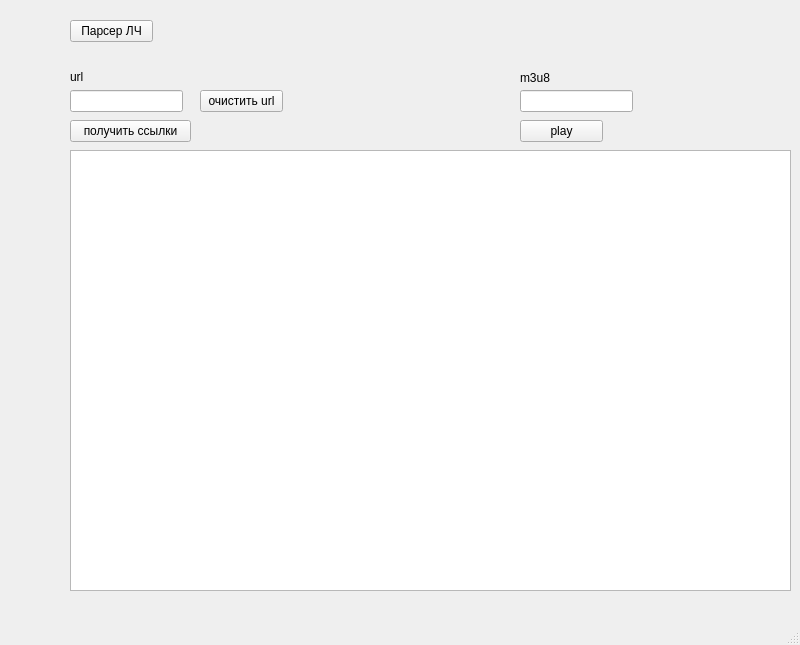
First picture: the form in mainwindow.ui, repository vcore486-afk/LiveTvGUI, before the edit.
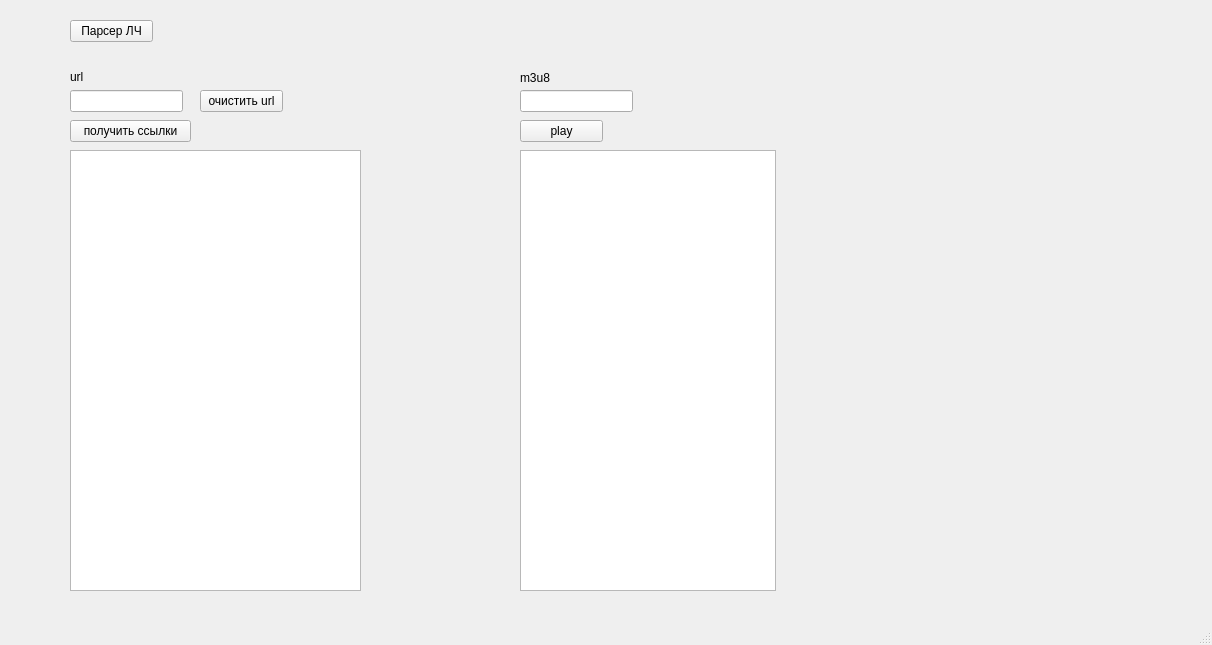
Second picture: the form after the edit. Icons and pictures are not drawn.

Commit message: добавлено новое поле для вывода ссылок 	изменено:      mainwindow.ui

The edit to the form file:
```diff
--- a/mainwindow.ui
+++ b/mainwindow.ui
@@ -6,7 +6,7 @@
    <rect>
     <x>0</x>
     <y>0</y>
-    <width>800</width>
+    <width>1212</width>
     <height>645</height>
    </rect>
   </property>
@@ -72,7 +72,7 @@
      <rect>
       <x>70</x>
       <y>150</y>
-      <width>721</width>
+      <width>291</width>
       <height>441</height>
      </rect>
     </property>
@@ -126,6 +126,16 @@
      <string>Парсер ЛЧ</string>
     </property>
    </widget>
+   <widget class="QTextBrowser" name="textBrowserEvents">
+    <property name="geometry">
+     <rect>
+      <x>520</x>
+      <y>150</y>
+      <width>256</width>
+      <height>441</height>
+     </rect>
+    </property>
+   </widget>
   </widget>
   <widget class="QMenuBar" name="menubar">
    <property name="geometry">
```
Left out of the diff: 2 changed lines with no effect on the pictures.
